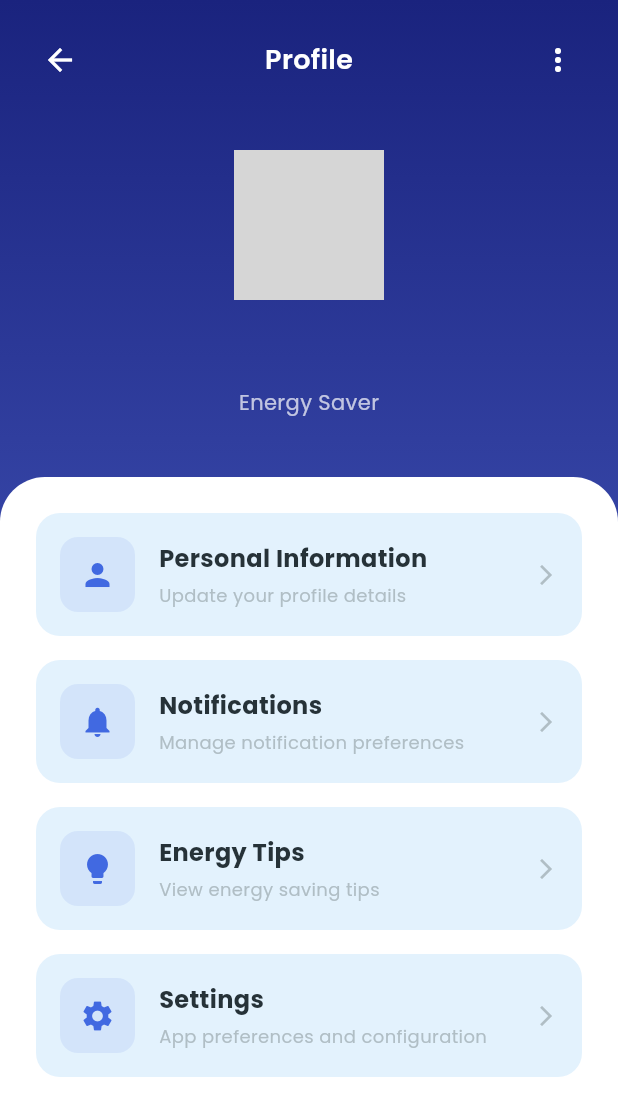
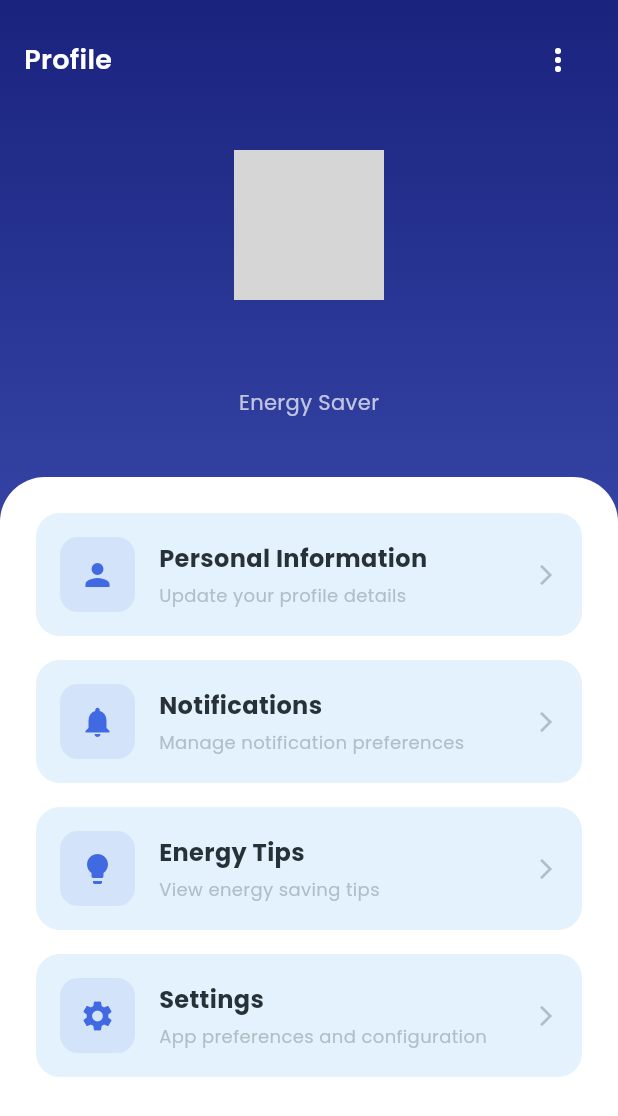
Before and after one commit to HitzoChan/e-saver-app, a Flutter app: the screen it shows once a user with an empty profile is signed in, in the side drawer, after a tap on "Profile", on a phone screen of 412 x 824 dp. Shown: the top 1116 px of the screen. Run offline on Flutter 3.47's test engine with Material 3 defaults, Android fonts, the phone set to English and light mode, and no system bars; our stand-ins replace cloud_firestore, firebase_auth, firebase_core, fl_chart, flutter_local_notifications, google_fonts and 3 more; missing offline and left inert: onesignal_flutter; accounts and stored records are empty; network calls fail; grey boxes are pictures that could not be loaded.

Commit message:
Remove back button arrow from Profile screen

```diff
--- a/lib/screens/profile_screen.dart
+++ b/lib/screens/profile_screen.dart
@@ -253,10 +253,11 @@ class _ProfileScreenState extends State<ProfileScreen> {
                     child: Row(
                       mainAxisAlignment: MainAxisAlignment.spaceBetween,
                       children: [
-                        IconButton(
-                          icon: const Icon(Icons.arrow_back, color: Colors.white),
-                          onPressed: () => Navigator.pop(context),
-                        ),
+                        // Back button IconButton removed to disable back navigation
+                        // IconButton(
+                        //   icon: const Icon(Icons.arrow_back, color: Colors.white),
+                        //   onPressed: () => Navigator.pop(context),
+                        // ),
                         Text(
                           settingsProvider.getLocalizedText('Profile'),
                           style: GoogleFonts.poppins(
```
